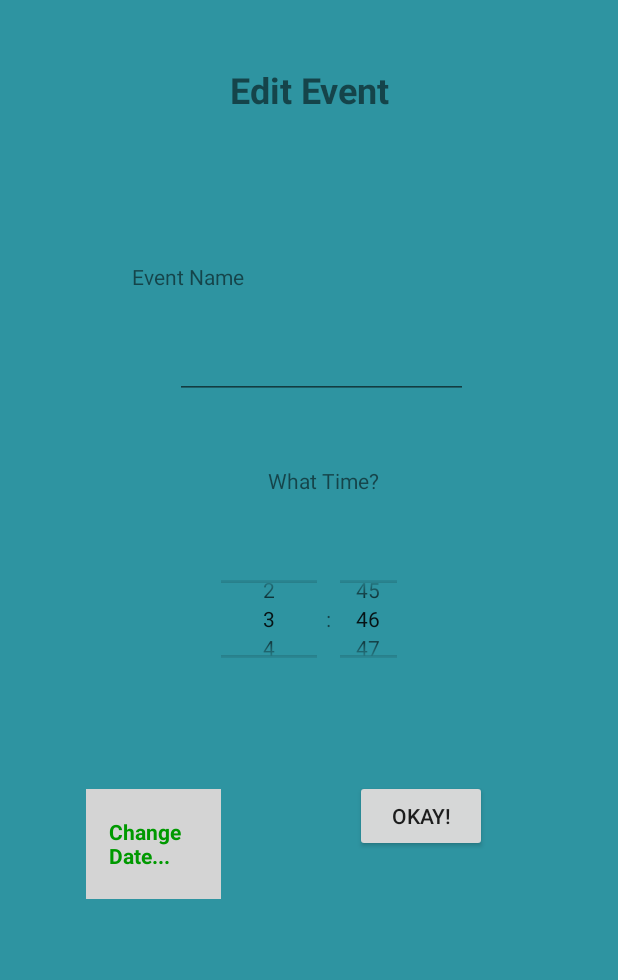
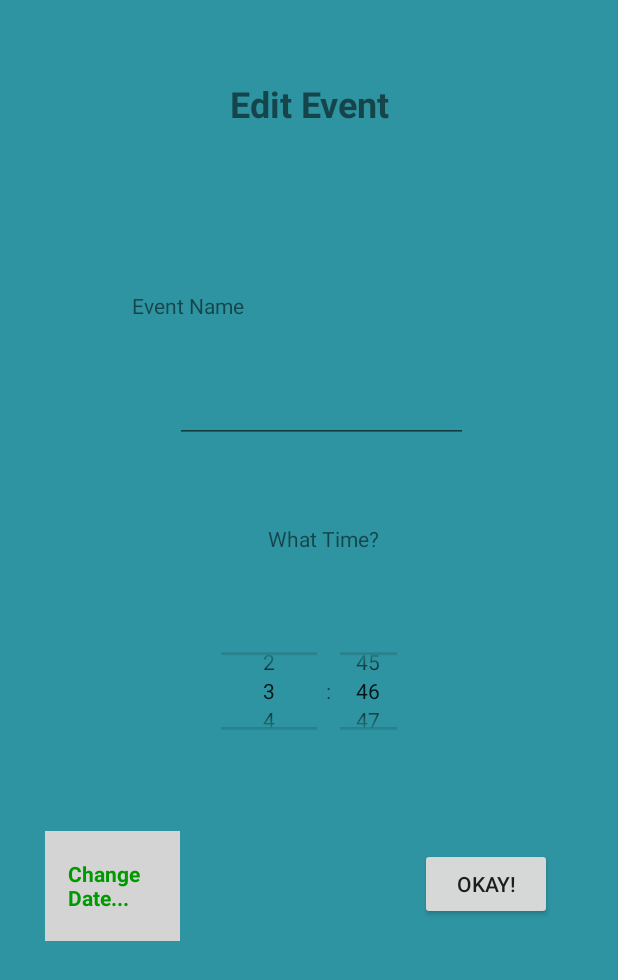
Before and after one commit to marilynmao/Paint-the-Town, an Android app: the layout activity_event_pop_up.xml on its own in the app's theme, with its tools: preview values and no code run, on a phone screen of 412 x 824 dp. Shown: the top 980 px of the screen. Run offline under Robolectric (Android 15) with nearby library versions, the phone set to English and light mode, and no system bars.

Commit message:
added profile_view.xml view layout file

```diff
--- a/app/src/main/res/layout/activity_event_pop_up.xml
+++ b/app/src/main/res/layout/activity_event_pop_up.xml
@@ -45,12 +45,12 @@
         android:layout_width="90dp"
         android:layout_height="73dp"
         android:layout_centerHorizontal="true"
-        android:layout_marginStart="16dp"
-        android:layout_marginLeft="16dp"
-        android:layout_marginTop="30dp"
-        android:layout_marginEnd="89dp"
-        android:layout_marginRight="89dp"
-        android:layout_marginBottom="215dp"
+        android:layout_marginStart="69dp"
+        android:layout_marginLeft="69dp"
+        android:layout_marginTop="228dp"
+        android:layout_marginEnd="80dp"
+        android:layout_marginRight="80dp"
+        android:layout_marginBottom="165dp"
         android:background="#d4d4d4"
         android:hint="Change Date..."
         android:padding="15dp"
@@ -60,9 +60,8 @@
         android:textStyle="bold"
         app:layout_constraintBottom_toBottomOf="parent"
         app:layout_constraintEnd_toStartOf="@+id/EventEditSaveButton"
-        app:layout_constraintHorizontal_bias="1.0"
         app:layout_constraintStart_toStartOf="parent"
-        app:layout_constraintTop_toBottomOf="@+id/simpleTimePicker" />
+        app:layout_constraintTop_toBottomOf="@+id/editTextTextMultiLine" />
 
     <androidx.constraintlayout.widget.Guideline
         android:id="@+id/guideline"
@@ -125,13 +124,16 @@
         android:id="@+id/EventEditSaveButton"
         android:layout_width="wrap_content"
         android:layout_height="wrap_content"
-        android:layout_marginTop="32dp"
-        android:layout_marginEnd="87dp"
-        android:layout_marginRight="87dp"
-        android:layout_marginBottom="225dp"
+        android:layout_marginStart="80dp"
+        android:layout_marginLeft="80dp"
+        android:layout_marginTop="239dp"
+        android:layout_marginEnd="84dp"
+        android:layout_marginRight="84dp"
+        android:layout_marginBottom="179dp"
         android:text="Okay!"
         app:layout_constraintBottom_toBottomOf="parent"
         app:layout_constraintEnd_toEndOf="parent"
-        app:layout_constraintTop_toBottomOf="@+id/simpleTimePicker" />
+        app:layout_constraintStart_toEndOf="@+id/date"
+        app:layout_constraintTop_toBottomOf="@+id/editTextTextMultiLine" />
 
 </androidx.constraintlayout.widget.ConstraintLayout>
```
Also changed, not shown: app/src/main/res/layout/profile_view.xml (added, +97 -0 lines).
